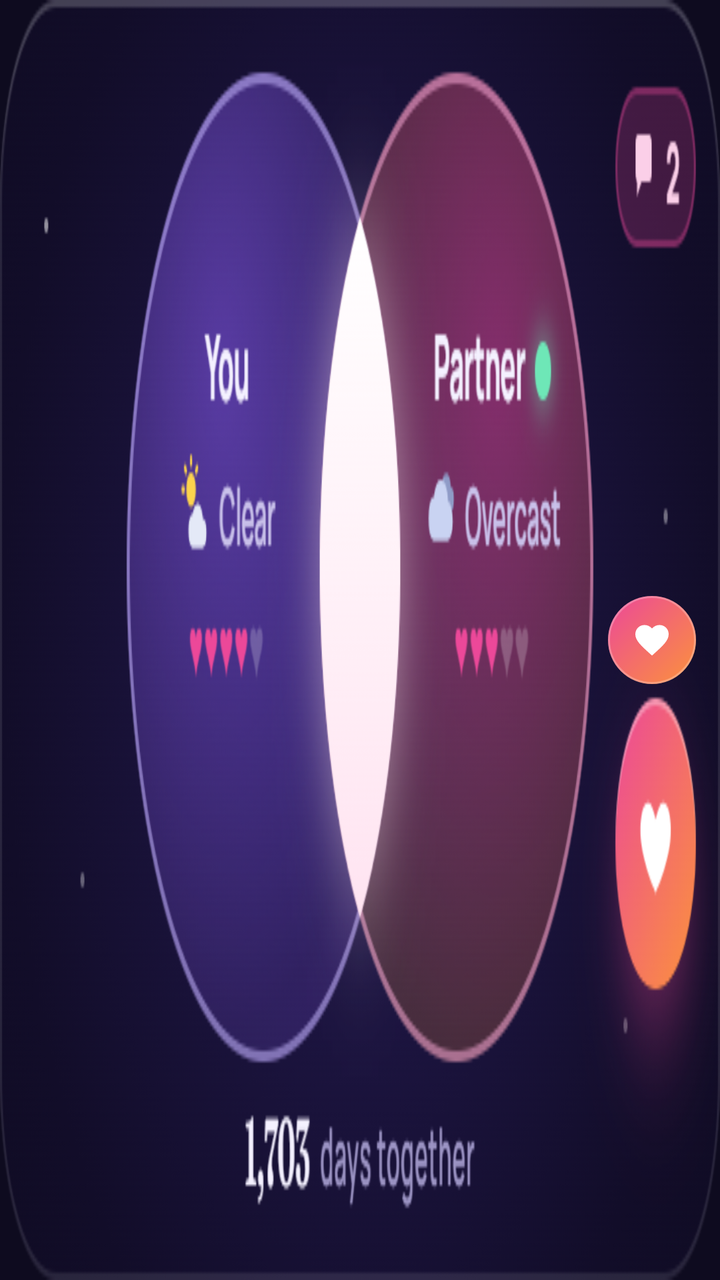
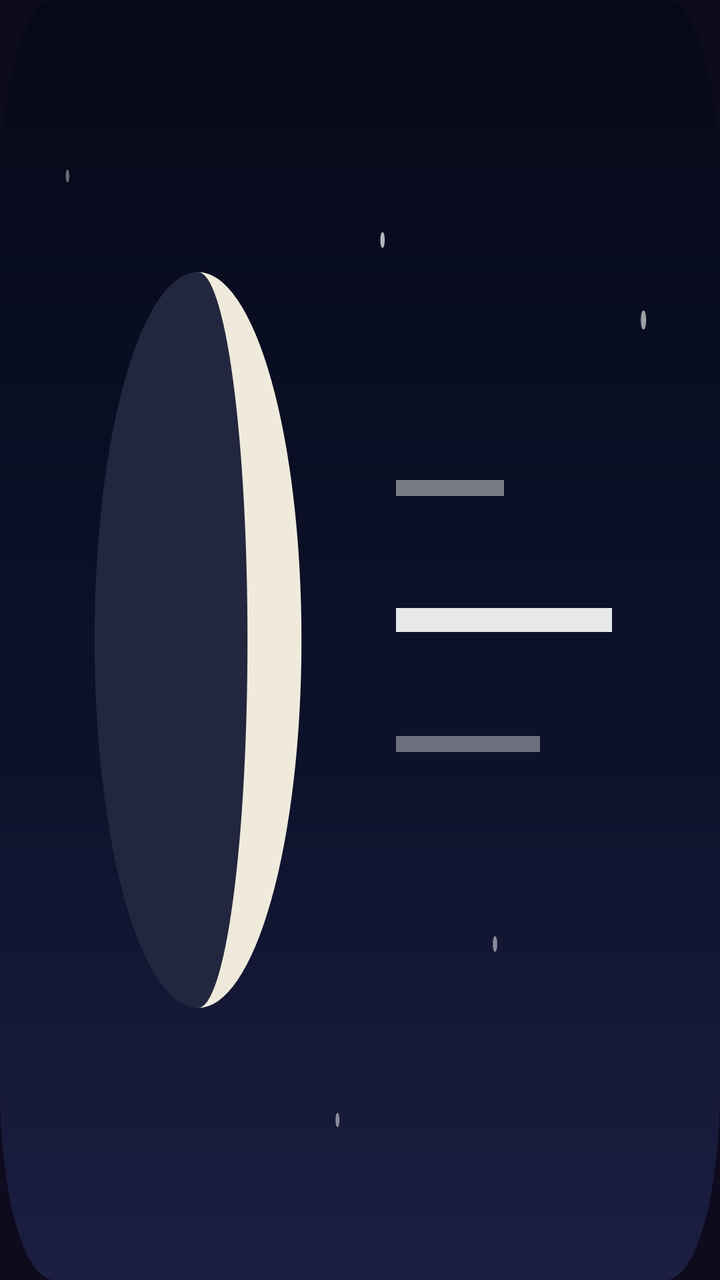

An Android layout rendered at two revisions. The XML below is the earlier revision; the diff shows what the commit changed to produce the second picture.
<!-- AndroidManifest.xml: application theme Theme.Two -->
<!-- res/layout/widget_two.xml -->
<?xml version="1.0" encoding="utf-8"?>
<FrameLayout xmlns:android="http://schemas.android.com/apk/res/android"
    android:id="@+id/widget_root"
    android:layout_width="match_parent"
    android:layout_height="match_parent">

    <ImageView
        android:id="@+id/widget_art"
        android:layout_width="match_parent"
        android:layout_height="match_parent"
        android:contentDescription="@string/widget_description"
        android:scaleType="fitXY"
        android:src="@drawable/widget_preview" />

    
    <ImageView
        android:id="@+id/widget_heart"
        android:layout_width="44dp"
        android:layout_height="44dp"
        android:layout_gravity="end|center_vertical"
        android:layout_marginEnd="12dp"
        android:background="@drawable/widget_heart_background"
        android:contentDescription="@string/widget_heart"
        android:padding="12dp"
        android:src="@drawable/ic_widget_heart" />
</FrameLayout>
<!-- resources referenced by this layout -->
<resources>
  <!-- drawable ic_widget_heart (drawable) -->
  <?xml version="1.0" encoding="utf-8"?>
  <vector xmlns:android="http://schemas.android.com/apk/res/android"
      android:width="24dp"
      android:height="24dp"
      android:viewportWidth="24"
      android:viewportHeight="24">
      <path
          android:fillColor="#FFFFFFFF"
          android:pathData="M12,21.35l-1.45,-1.32C5.4,15.36 2,12.28 2,8.5 2,5.42 4.42,3 7.5,3c1.74,0 3.41,0.81 4.5,2.09C13.09,3.81 14.76,3 16.5,3 19.58,3 22,5.42 22,8.5c0,3.78 -3.4,6.86 -8.55,11.54L12,21.35z" />
  </vector>
  <!-- drawable widget_heart_background (drawable) -->
  <?xml version="1.0" encoding="utf-8"?>
  <layer-list xmlns:android="http://schemas.android.com/apk/res/android">
      <item>
          <shape android:shape="oval">
              <gradient
                  android:angle="315"
                  android:endColor="#FB923C"
                  android:startColor="#EC4899"
                  android:type="linear" />
          </shape>
      </item>
      <item>
          <shape android:shape="oval">
              <stroke
                  android:width="1dp"
                  android:color="#40FFFFFF" />
          </shape>
      </item>
  </layer-list>
  <!-- drawable widget_preview: png bitmap (drawable-nodpi, 200541 bytes) -->
  <string name="widget_description">The two of you at a glance: how you each are today, your days together, and a heart to send.</string>
  <string name="widget_heart">Send a heartbeat</string>
  <style name="Theme.Two" parent="android:Theme.Material.NoActionBar">
          <item name="android:statusBarColor">@color/aurora_night</item>
          <item name="android:navigationBarColor">@color/aurora_night</item>
          <item name="android:windowLightStatusBar">false</item>
          <item name="android:windowLightNavigationBar">false</item>
          
          <item name="android:windowBackground">@color/aurora_night</item>
      </style>
  <color name="aurora_night">#0E0B1F</color>
</resources>

<!-- the commit's change to res/layout/widget_two.xml (unified diff, before → after) -->
@@ -10,17 +10,5 @@
         android:layout_height="match_parent"
         android:contentDescription="@string/widget_description"
         android:scaleType="fitXY"
-        android:src="@drawable/widget_preview" />
-
-    
-    <ImageView
-        android:id="@+id/widget_heart"
-        android:layout_width="44dp"
-        android:layout_height="44dp"
-        android:layout_gravity="end|center_vertical"
-        android:layout_marginEnd="12dp"
-        android:background="@drawable/widget_heart_background"
-        android:contentDescription="@string/widget_heart"
-        android:padding="12dp"
-        android:src="@drawable/ic_widget_heart" />
+        android:src="@drawable/widget_sky_preview" />
 </FrameLayout>
<!-- resource entries referenced after the edit -->
@@ -1,39 +1,39 @@
 <!-- resources referenced by this layout -->
 <resources>
-  <!-- drawable ic_widget_heart (drawable) -->
+  <!-- drawable widget_sky_preview (drawable) -->
   <?xml version="1.0" encoding="utf-8"?>
   <vector xmlns:android="http://schemas.android.com/apk/res/android"
-      android:width="24dp"
-      android:height="24dp"
-      android:viewportWidth="24"
-      android:viewportHeight="24">
-      <path
-          android:fillColor="#FFFFFFFF"
-          android:pathData="M12,21.35l-1.45,-1.32C5.4,15.36 2,12.28 2,8.5 2,5.42 4.42,3 7.5,3c1.74,0 3.41,0.81 4.5,2.09C13.09,3.81 14.76,3 16.5,3 19.58,3 22,5.42 22,8.5c0,3.78 -3.4,6.86 -8.55,11.54L12,21.35z" />
+      xmlns:aapt="http://schemas.android.com/aapt"
+      android:width="320dp"
+      android:height="160dp"
+      android:viewportWidth="320"
+      android:viewportHeight="160">
+      <path android:pathData="M24,0h272a24,24 0,0 1,24 24v112a24,24 0,0 1,-24 24h-272a24,24 0,0 1,-24 -24v-112a24,24 0,0 1,24 -24z">
+          <aapt:attr name="android:fillColor">
+              <gradient
+                  android:type="linear"
+                  android:startX="0"
+                  android:startY="0"
+                  android:endX="0"
+                  android:endY="160">
+                  <item android:offset="0" android:color="#FF060918" />
+                  <item android:offset="0.6" android:color="#FF0D122C" />
+                  <item android:offset="1" android:color="#FF1C1E42" />
+              </gradient>
+          </aapt:attr>
+      </path>
+      <path android:fillColor="#FF22263E" android:pathData="M88,80m-46,0a46,46 0,1 1,92 0a46,46 0,1 1,-92 0" />
+      <path android:fillColor="#FFEFEADB" android:pathData="M88,34A46,46 0,0 1,88 126A22,46 0,0 0,88 34z" />
+      <path android:fillColor="#B3FFFFFF" android:pathData="M170,30m-1,0a1,1 0,1 1,2 0a1,1 0,1 1,-2 0" />
+      <path android:fillColor="#80FFFFFF" android:pathData="M220,118m-1,0a1,1 0,1 1,2 0a1,1 0,1 1,-2 0" />
+      <path android:fillColor="#99FFFFFF" android:pathData="M286,40m-1.2,0a1.2,1.2 0,1 1,2.4 0a1.2,1.2 0,1 1,-2.4 0" />
+      <path android:fillColor="#66FFFFFF" android:pathData="M30,22m-0.8,0a0.8,0.8 0,1 1,1.6 0a0.8,0.8 0,1 1,-1.6 0" />
+      <path android:fillColor="#80FFFFFF" android:pathData="M150,140m-0.9,0a0.9,0.9 0,1 1,1.8 0a0.9,0.9 0,1 1,-1.8 0" />
+      <path android:fillColor="#E6FFFFFF" android:pathData="M176,76h96v3h-96z" />
+      <path android:fillColor="#73FFFFFF" android:pathData="M176,60h48v2h-48z" />
+      <path android:fillColor="#66FFFFFF" android:pathData="M176,92h64v2h-64z" />
   </vector>
-  <!-- drawable widget_heart_background (drawable) -->
-  <?xml version="1.0" encoding="utf-8"?>
-  <layer-list xmlns:android="http://schemas.android.com/apk/res/android">
-      <item>
-          <shape android:shape="oval">
-              <gradient
-                  android:angle="315"
-                  android:endColor="#FB923C"
-                  android:startColor="#EC4899"
-                  android:type="linear" />
-          </shape>
-      </item>
-      <item>
-          <shape android:shape="oval">
-              <stroke
-                  android:width="1dp"
-                  android:color="#40FFFFFF" />
-          </shape>
-      </item>
-  </layer-list>
-  <!-- drawable widget_preview: png bitmap (drawable-nodpi, 200541 bytes) -->
-  <string name="widget_description">The two of you at a glance: how you each are today, your days together, and a heart to send.</string>
-  <string name="widget_heart">Send a heartbeat</string>
+  <string name="widget_description">Tonight\'s moon and the date.</string>
   <style name="Theme.Two" parent="android:Theme.Material.NoActionBar">
           <item name="android:statusBarColor">@color/aurora_night</item>
           <item name="android:navigationBarColor">@color/aurora_night</item>
